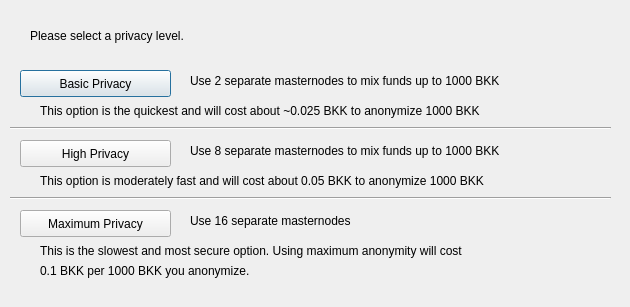
This is src/qt/forms/darksendconfig.ui in Bukakecoin/bukakecore as Qt 5 draws it before an edit. The edited form follows.
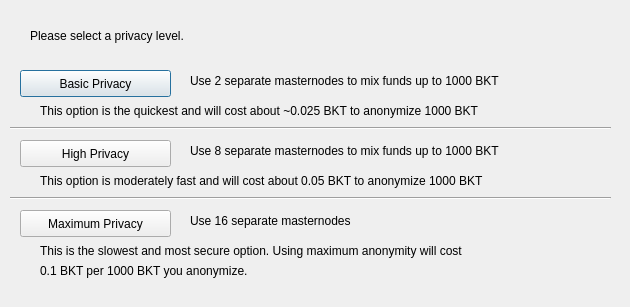
This is the edited form.

```diff
--- a/src/qt/forms/darksendconfig.ui
+++ b/src/qt/forms/darksendconfig.ui
@@ -75,7 +75,7 @@
     </rect>
    </property>
    <property name="text">
-    <string>Use 2 separate masternodes to mix funds up to 1000 BKK</string>
+    <string>Use 2 separate masternodes to mix funds up to 1000 BKT</string>
    </property>
   </widget>
   <widget class="QLabel" name="label_3">
@@ -88,7 +88,7 @@
     </rect>
    </property>
    <property name="text">
-    <string>Use 8 separate masternodes to mix funds up to 1000 BKK</string>
+    <string>Use 8 separate masternodes to mix funds up to 1000 BKT</string>
    </property>
   </widget>
   <widget class="QLabel" name="label_4">
@@ -114,7 +114,7 @@
     </rect>
    </property>
    <property name="text">
-    <string>This option is the quickest and will cost about ~0.025 BKK to anonymize 1000 BKK</string>
+    <string>This option is the quickest and will cost about ~0.025 BKT to anonymize 1000 BKT</string>
    </property>
   </widget>
   <widget class="QLabel" name="label_7">
@@ -127,7 +127,7 @@
     </rect>
    </property>
    <property name="text">
-    <string>This option is moderately fast and will cost about 0.05 BKK to anonymize 1000 BKK</string>
+    <string>This option is moderately fast and will cost about 0.05 BKT to anonymize 1000 BKT</string>
    </property>
   </widget>
   <widget class="QLabel" name="label_8">
@@ -153,7 +153,7 @@
     </rect>
    </property>
    <property name="text">
-    <string>0.1 BKK per 1000 BKK you anonymize.</string>
+    <string>0.1 BKT per 1000 BKT you anonymize.</string>
    </property>
   </widget>
   <widget class="Line" name="line">
```
